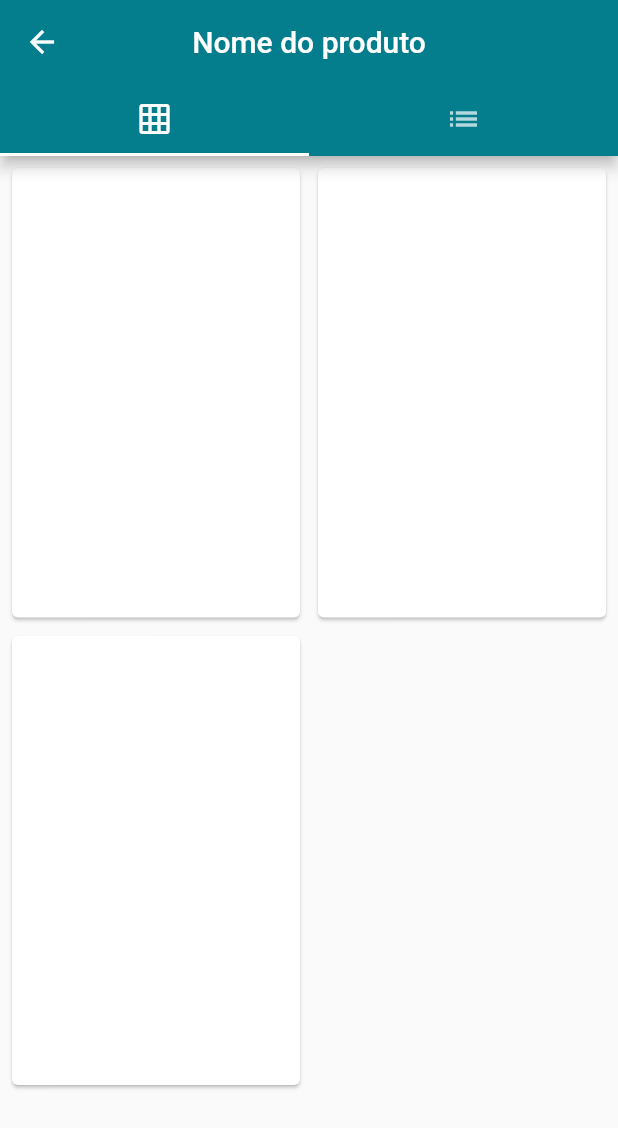
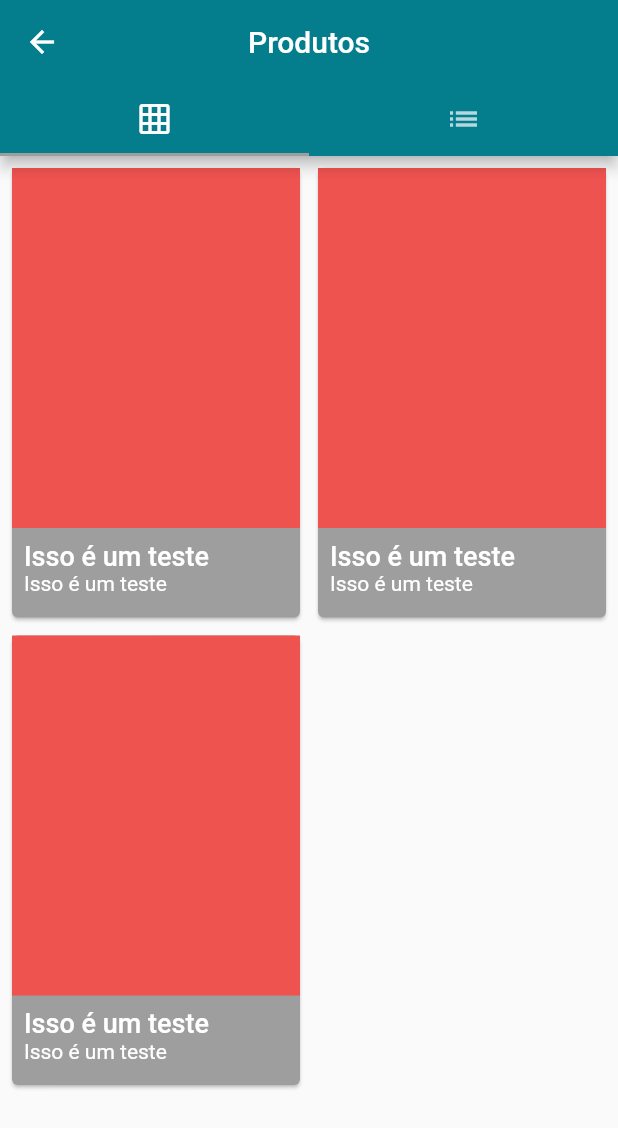
Before and after one commit to felipesncf/EstudosFlutter, a Flutter app: the ProcuctScreen screen opened directly, on a phone screen of 412 x 824 dp. Shown: the top 1128 px of the screen. Run offline on Flutter 3.47's test engine with Material 2 defaults, Android fonts, the phone set to English and light mode, and no system bars; our stand-ins replace carousel_pro, cloud_firestore, image_picker, share, sqflite, transparent_image; accounts and stored records are empty; network calls fail.

Commit message:
finalizando design da tela de produtos

```diff
--- a/LojaOnline/lib/Views/drawer.dart
+++ b/LojaOnline/lib/Views/drawer.dart
@@ -1,5 +1,5 @@
 import 'package:LojaOnline/Views/home.dart';
-import 'package:LojaOnline/Views/products.dart';
+import 'package:LojaOnline/Views/categoria.dart';
 import 'package:LojaOnline/widgets/customDrawer.dart';
 import 'package:flutter/material.dart';
 
@@ -17,11 +17,11 @@ class DrawerMenu extends StatelessWidget {
         ),
         Scaffold(
           appBar: AppBar(
-            title: (Text('Produtos')),
+            title: (Text('Categorias')),
             centerTitle: true,
           ),
           drawer: CustomDrawer(_pageController),
-          body: Products(),
+          body: Categoria(),
         ),
         Container(color: Colors.black),
         Container(color: Colors.grey),
--- a/LojaOnline/lib/Views/productsScreen.dart
+++ b/LojaOnline/lib/Views/productsScreen.dart
@@ -9,10 +9,10 @@ class ProcuctScreen extends StatelessWidget {
       length: 2,
       child: Scaffold(
         appBar: AppBar(
-          title: Text('Nome do produto'),
+          title: Text('Produtos'),
           centerTitle: true,
           bottom: TabBar(
-            indicatorColor: Colors.white,
+            indicatorColor: Colors.grey,
             tabs: [
               Tab(
                 icon: Icon(Icons.grid_on),
--- a/LojaOnline/lib/tiles/categoriasTile.dart
+++ b/LojaOnline/lib/tiles/categoriasTile.dart
@@ -2,11 +2,11 @@ import 'package:LojaOnline/Views/productsScreen.dart';
 import 'package:flutter/cupertino.dart';
 import 'package:flutter/material.dart';
 
-class Categoria extends StatelessWidget {
+class CategoriaTile extends StatelessWidget {
   final String icon;
   final String name;
 
-  Categoria(this.icon, this.name);
+  CategoriaTile(this.icon, this.name);
 
   @override
   Widget build(BuildContext context) {
--- a/LojaOnline/lib/tiles/productTile.dart
+++ b/LojaOnline/lib/tiles/productTile.dart
@@ -1,3 +1,5 @@
+import 'package:LojaOnline/Views/detalheProduto.dart';
+import 'package:LojaOnline/Views/productsScreen.dart';
 import 'package:flutter/cupertino.dart';
 import 'package:flutter/material.dart';
 
@@ -10,13 +12,85 @@ class ProductTile extends StatelessWidget {
   Widget build(BuildContext context) {
     return InkWell(
       child: Card(
+        color: Colors.grey,
         child: tipo == 'grid'
             ? Column(
                 crossAxisAlignment: CrossAxisAlignment.stretch,
                 mainAxisAlignment: MainAxisAlignment.start,
+                children: [
+                  AspectRatio(
+                    aspectRatio: 0.8,
+                    child: Container(
+                      color: Colors.red[400],
+                    ),
+                  ),
+                  Expanded(
+                    child: Container(
+                        padding: EdgeInsets.all(8),
+                        child: Column(
+                          crossAxisAlignment: CrossAxisAlignment.start,
+                          children: [
+                            Text(
+                              'Isso é um teste',
+                              style: TextStyle(
+                                  fontWeight: FontWeight.w500,
+                                  color: Colors.white,
+                                  fontSize: 18),
+                            ),
+                            Text(
+                              'Isso é um teste',
+                              style:
+                                  TextStyle(color: Colors.white, fontSize: 14),
+                            ),
+                          ],
+                        )),
+                  )
+                ],
               )
-            : Row(),
+            : Row(
+                children: [
+                  Flexible(
+                    flex: 1,
+                    child: Container(
+                      color: Colors.red[400],
+                      height: 250,
+                    ),
+                  ),
+                  Flexible(
+                    flex: 1,
+                    child: Container(
+                      padding: EdgeInsets.all(8),
+                      child: Column(
+                        // crossAxisAlignment: CrossAxisAlignment.start,
+                        children: [
+                          Center(
+                            child: Text(
+                              'Isso é um teste',
+                              style: TextStyle(
+                                  fontWeight: FontWeight.w500,
+                                  color: Colors.white,
+                                  fontSize: 18),
+                            ),
+                          ),
+                          Center(
+                            child: Text(
+                              'Isso é um teste',
+                              style:
+                                  TextStyle(color: Colors.white, fontSize: 14),
+                            ),
+                          )
+                        ],
+                      ),
+                    ),
+                  ),
+                ],
+              ),
       ),
+      onTap: () {
+        print('clicou no produto');
+        Navigator.of(context).push(MaterialPageRoute(
+            builder: (context) => DetalheProduto('Nome do produto')));
+      },
     );
   }
 }
```
Also changed, not shown: LojaOnline/lib/Views/categoria.dart (renamed from LojaOnline/lib/Views/products.dart, +5 -5 lines), LojaOnline/lib/Views/detalheProduto.dart (added, +196 -0 lines).
